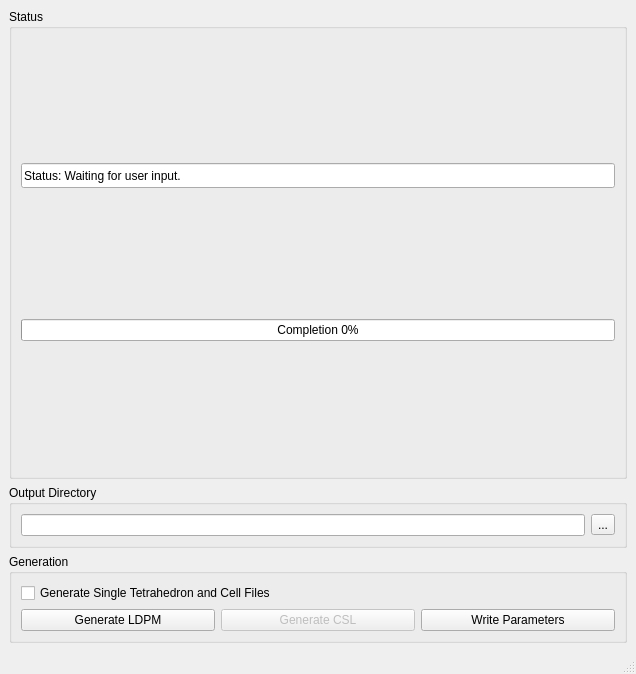
This is freecad/chronoWorkbench/gui/ui/LDPM_CSL_generation.ui in Concrete-Chrono-Development/chrono-preprocessor as Qt 5 draws it before an edit. The edited form follows.
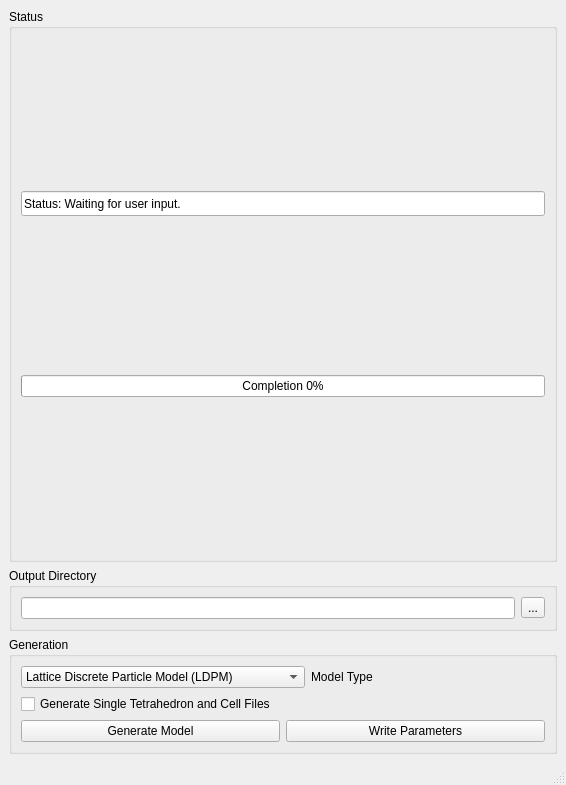
This is the edited form.

Commit message: Updated manner of model selection, also bug fixes

```diff
--- a/freecad/chronoWorkbench/gui/ui/LDPM_CSL_generation.ui
+++ b/freecad/chronoWorkbench/gui/ui/LDPM_CSL_generation.ui
@@ -6,8 +6,8 @@
    <rect>
     <x>0</x>
     <y>0</y>
-    <width>636</width>
-    <height>674</height>
+    <width>566</width>
+    <height>785</height>
    </rect>
   </property>
   <property name="sizePolicy">
@@ -148,10 +148,38 @@
       <property name="title">
        <string>Generation</string>
       </property>
-      <layout class="QGridLayout" name="gridLayout_4">
-       <item row="0" column="0">
         <layout class="QGridLayout" name="gridLayout_3">
-         <item row="1" column="2">
+       <item row="0" column="0" colspan="2">
+        <layout class="QHBoxLayout" name="horizontalLayout">
+         <item>
+          <widget class="QComboBox" name="modelType">
+           <item>
+            <property name="text">
+             <string>Lattice Discrete Particle Model (LDPM)</string>
+            </property>
+           </item>
+           <item>
+            <property name="text">
+             <string>Confinement Shear Lattice (CSL) - LDPM Style </string>
+            </property>
+           </item>
+           <item>
+            <property name="text">
+             <string>Confinement Shear Lattice (CSL) - Original</string>
+            </property>
+           </item>
+          </widget>
+         </item>
+         <item>
+          <widget class="QLabel" name="label">
+           <property name="text">
+            <string>Model Type</string>
+           </property>
+          </widget>
+         </item>
+        </layout>
+       </item>
+       <item row="2" column="1">
           <widget class="QPushButton" name="writePara">
            <property name="enabled">
             <bool>true</bool>
@@ -176,8 +204,8 @@
            </property>
           </widget>
          </item>
-         <item row="1" column="0">
-          <widget class="QPushButton" name="generateLDPM">
+       <item row="2" column="0">
+        <widget class="QPushButton" name="generate">
            <property name="sizePolicy">
             <sizepolicy hsizetype="Preferred" vsizetype="Fixed">
              <horstretch>0</horstretch>
@@ -191,39 +219,14 @@
             </size>
            </property>
            <property name="text">
-            <string>Generate LDPM</string>
+          <string>Generate Model</string>
            </property>
            <property name="autoDefault">
             <bool>false</bool>
            </property>
           </widget>
          </item>
-         <item row="1" column="1">
-          <widget class="QPushButton" name="generateCSL">
-           <property name="enabled">
-            <bool>false</bool>
-           </property>
-           <property name="sizePolicy">
-            <sizepolicy hsizetype="Preferred" vsizetype="Fixed">
-             <horstretch>0</horstretch>
-             <verstretch>0</verstretch>
-            </sizepolicy>
-           </property>
-           <property name="minimumSize">
-            <size>
-             <width>100</width>
-             <height>20</height>
-            </size>
-           </property>
-           <property name="text">
-            <string>Generate CSL</string>
-           </property>
-           <property name="autoDefault">
-            <bool>false</bool>
-           </property>
-          </widget>
-         </item>
-         <item row="0" column="0" colspan="3">
+       <item row="1" column="0" colspan="2">
           <widget class="QCheckBox" name="singleTetGen">
            <property name="enabled">
             <bool>true</bool>
@@ -240,8 +243,6 @@
           </widget>
          </item>
         </layout>
-       </item>
-      </layout>
      </widget>
     </item>
    </layout>
```
Left out of the diff: 2 changed lines with no effect on the pictures. Lines whose indentation alone changed are shown as unchanged. The commit also changes 3 other files.
